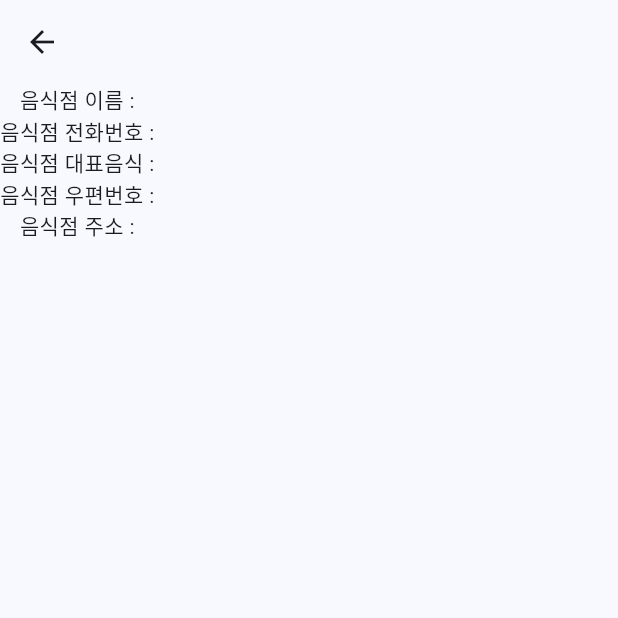
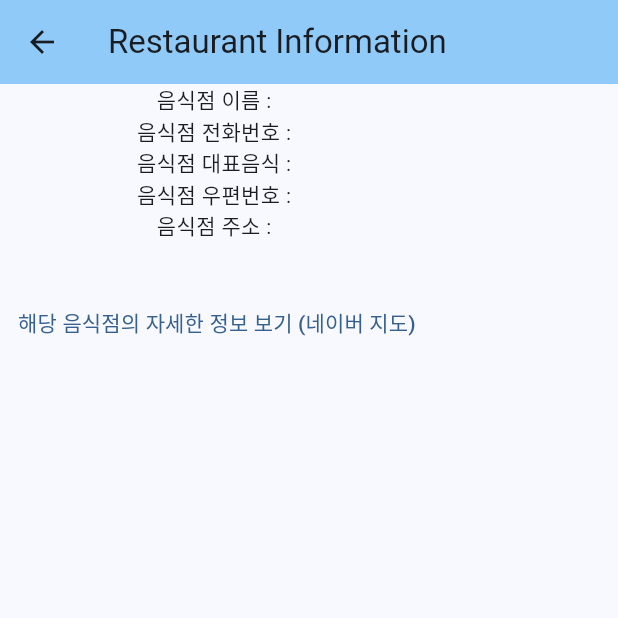
Before and after one commit to land-waters/project, a Flutter app: the FoodDetail screen opened directly with empty values, on a phone screen of 412 x 824 dp, the top half of it. Run offline on Flutter 3.47's test engine with Material 3 defaults, Android fonts, the phone set to English and light mode, and no system bars; our stand-ins replace get_it; missing offline and left inert: flutter_inappwebview; Roboto replaces fonts that are missing (POP).

Commit message:
상세 보기에 버튼 추가 및 네이버 지도 웹뷰 추가

```diff
--- /dev/null
+++ b/lib/detailWebView.dart
@@ -0,0 +1,20 @@
+import 'package:flutter/material.dart';
+import 'package:flutter_inappwebview/flutter_inappwebview.dart';
+
+class DetailWebView extends StatelessWidget {
+  final String restaurant;
+  DetailWebView({required this.restaurant});
+
+  @override
+  Widget build(BuildContext context) {
+    return Scaffold(
+      appBar: AppBar(
+        title: Text(restaurant),
+        backgroundColor: Colors.blue,
+      ),
+      body: InAppWebView(
+        initialUrlRequest: URLRequest(url: WebUri('https://map.naver.com/p/search/$restaurant')),
+      ),
+    );
+  }
+}
--- a/lib/foodDetail.dart
+++ b/lib/foodDetail.dart
@@ -1,5 +1,6 @@
 import 'package:flutter/material.dart';
 import 'package:project/model/foodData.dart';
+import 'detailWebView.dart';
 
 class FoodDetail extends StatelessWidget {
   final foodData food;
@@ -8,7 +9,9 @@ class FoodDetail extends StatelessWidget {
   @override
   Widget build(BuildContext context) {
     return Scaffold(
-        appBar: AppBar(title: Text(food.RESTRT_NM ?? "음식점 상세정보")),
+        appBar: AppBar(
+          title: const Text("Restaurant Information"),
+           backgroundColor: Colors.blue[200]),
         body: Column(
           children: [
             Text("음식점 이름 : ${food.RESTRT_NM}"),
@@ -16,6 +19,11 @@ class FoodDetail extends StatelessWidget {
             Text("음식점 대표음식 : ${food.REPRSNT_FOOD_NM}"),
             Text("음식점 우편번호 : ${food.REFINE_ZIP_CD}"),
             Text("음식점 주소 : ${food.REFINE_ROADNM_ADDR}"),
+
+            SizedBox(height: 30,),
+
+            TextButton(onPressed: () => Navigator.of(context).push(
+              MaterialPageRoute(builder: (context) => DetailWebView(restaurant: food.RESTRT_NM.toString(),))), child: Text("해당 음식점의 자세한 정보 보기 (네이버 지도)"))
           ],
         ));
   }
--- a/lib/foodList.dart
+++ b/lib/foodList.dart
@@ -59,7 +59,8 @@ class _FoodlistState extends State<Foodlist> {
   Widget build(BuildContext context) {
     return Scaffold(
       appBar: AppBar(
-        title: const Text("음식점 리스트"),
+        title: const Text("Restaurant List"),
+        backgroundColor: Colors.blue[200],
       ),
       body: FutureBuilder(
         future: _service.fetchData(),
--- a/lib/main.dart
+++ b/lib/main.dart
@@ -136,6 +136,7 @@
     return Scaffold(
       appBar: AppBar(
         title: Text('Location Search'),
+        backgroundColor: Colors.blue[200],
       ),
       body: Padding(
         padding: const EdgeInsets.all(16.0),
--- a/pubspec.yaml
+++ b/pubspec.yaml
@@ -39,6 +39,10 @@ dependencies:
   http: ^0.13.3
   flutter_dotenv: ^5.0.2
   get_it:
+  webview_flutter: ^4.0.1
+  webview_flutter_android:
+  webview_flutter_wkwebview:
+  flutter_inappwebview:
 
 dev_dependencies:
   flutter_test:
```
Also changed, not shown: pubspec.lock, 4 other files.
